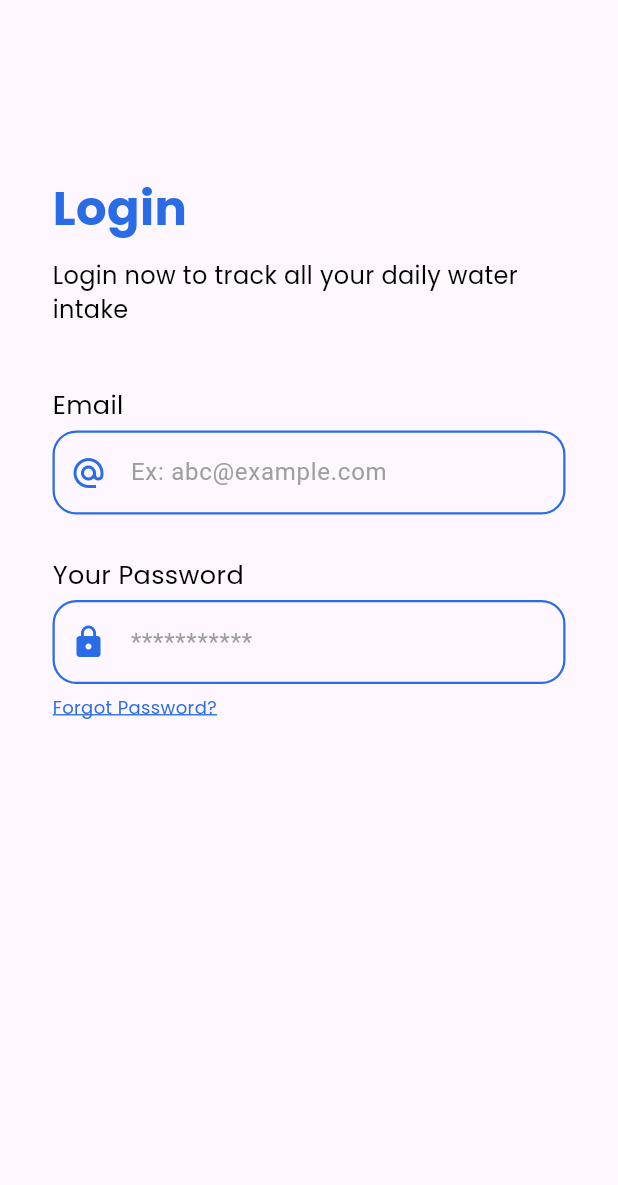
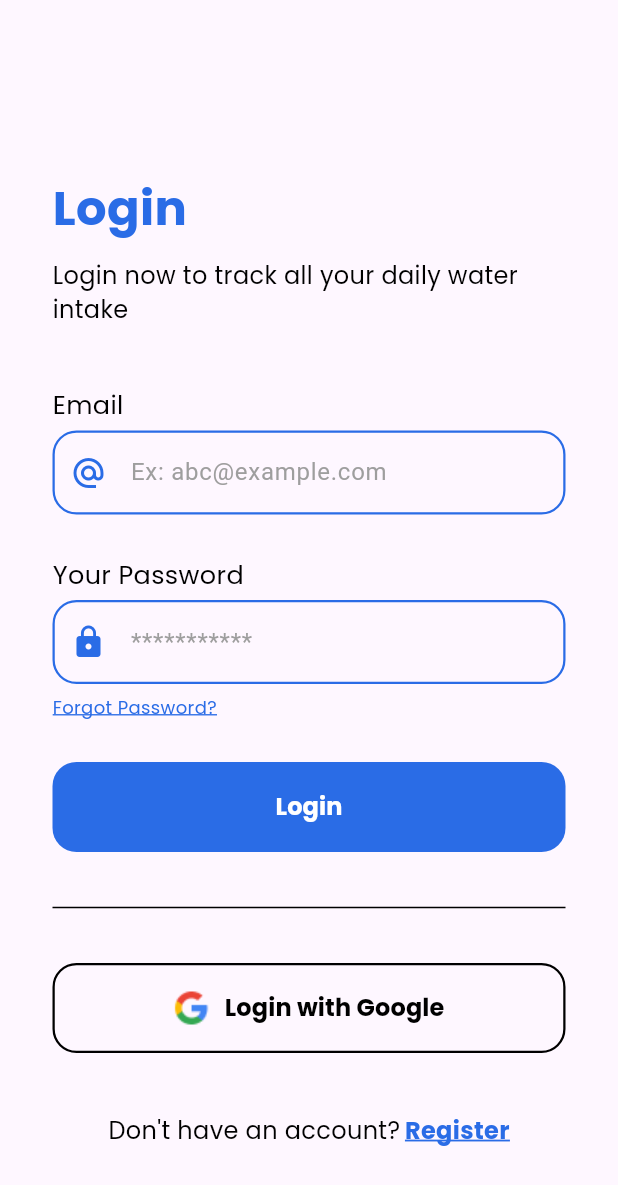
Before and after one commit to amro3z/Dr.Drink-demo-, a Flutter app: the screen it shows after launch, on a phone screen of 412 x 824 dp. Shown: the top 1185 px of the screen. Run offline on Flutter 3.47's test engine with Material 3 defaults, Android fonts, the phone set to English and light mode, and no system bars; our stand-ins replace dio, fl_chart, flutter_bloc, google_generative_ai, lottie.

Commit message:
Login page completed

```diff
--- a/lib/screens/login_screen.dart
+++ b/lib/screens/login_screen.dart
@@ -97,7 +97,8 @@ class LoginScreen extends StatelessWidget {
                         fontFamily: 'Poppins',
                         fontWeight: subTextWeight,
                       ),
-                    ),SizedBox(
+                    ),
+                    SizedBox(
                       height: 5,
                     ),
                     TextFormField(
@@ -119,12 +120,14 @@ class LoginScreen extends StatelessWidget {
                           borderRadius: BorderRadius.circular(16),
                           borderSide:
                               BorderSide(color: MyColor.blue, width: 1.5),
-
                         ),
                       ),
                     ),
-                    SizedBox(height: 7,),
-                    Text('Forgot Password?', style:TextStyle(
+                    SizedBox(
+                      height: 7,
+                    ),
+                    Text('Forgot Password?',
+                        style: TextStyle(
                           decoration: TextDecoration.underline,
                           decorationColor: MyColor.blue,
                           decorationThickness: 1.5,
@@ -132,7 +135,98 @@ class LoginScreen extends StatelessWidget {
                           fontSize: 12,
                           fontFamily: 'Poppins',
                           fontWeight: subTextWeight,
-                    ),)
+                        )),
+                    SizedBox(
+                      height: 28,
+                    ),
+                    ElevatedButton(
+                      onPressed: () {},
+                      style: ElevatedButton.styleFrom(
+                          elevation: 0,
+                          backgroundColor: MyColor.blue,
+                          minimumSize: Size(double.infinity, 60),
+                          shape: RoundedRectangleBorder(
+                              borderRadius: BorderRadius.circular(16))),
+                      child: Text('Login',
+                          style: TextStyle(
+                              color: MyColor.white,
+                              fontSize: 16,
+                              fontFamily: 'Poppins',
+                              fontWeight: FontWeight.w700)),
+                    ),
+                    SizedBox(
+                      height: 29,
+                    ),
+                    Divider(
+                      thickness: 1,
+                      color: Colors.black,
+                    ),
+                    SizedBox(
+                      height: 29,
+                    ),
+                    OutlinedButton(
+                      onPressed: () {},
+                      style: OutlinedButton.styleFrom(
+                        minimumSize: Size(double.infinity, 60),
+                        padding:
+                            EdgeInsets.symmetric(horizontal: 72, vertical: 16),
+                        side: BorderSide(color: Colors.black, width: 1.5),
+                        shape: RoundedRectangleBorder(
+                          borderRadius: BorderRadius.circular(16),
+                        ),
+                        elevation: 0,
+                      ),
+                      child: Row(
+                        mainAxisSize: MainAxisSize.min,
+                        children: [
+                          Image(
+                            image: AssetImage('assets/icons/google_icon.png'),
+                            width: 24,
+                            height: 24,
+                          ),
+                          SizedBox(
+                            width: 10,
+                          ),
+                          Text(
+                            'Login with Google',
+                            style: TextStyle(
+                                fontFamily: 'Poppins',
+                                color: Colors.black,
+                                fontWeight: FontWeight.bold,
+                                fontSize: 16),
+                          ),
+                        ],
+                      ),
+                    ),
+                    SizedBox(
+                      height: 40,
+                    ),
+                    Center(
+                      child: Row(mainAxisSize: MainAxisSize.min, children: [
+                        Text(
+                          'Don\'t have an account?',
+                          style: TextStyle(
+                              fontFamily: 'Poppins',
+                              fontSize: 16,
+                              fontWeight: subTextWeight,
+                              color: Colors.black),
+                        ),
+                        SizedBox(
+                          width: 3,
+                        ),
+                        Text(
+                          'Register',
+                          style: TextStyle(
+                              decoration: TextDecoration.underline,
+                              decorationColor: MyColor.blue,
+                              decorationThickness: 1.5,
+                              fontFamily: 'Poppins',
+                              fontSize: 16,
+                              fontWeight: FontWeight.bold,
+                              color: MyColor.blue),
+                        ),
+                      ]),
+                    ),
                   ],
                 ),
               ),
```
Also changed, not shown: assets/icons/google_icon.png (added). Lines whose indentation alone changed are shown as unchanged.
